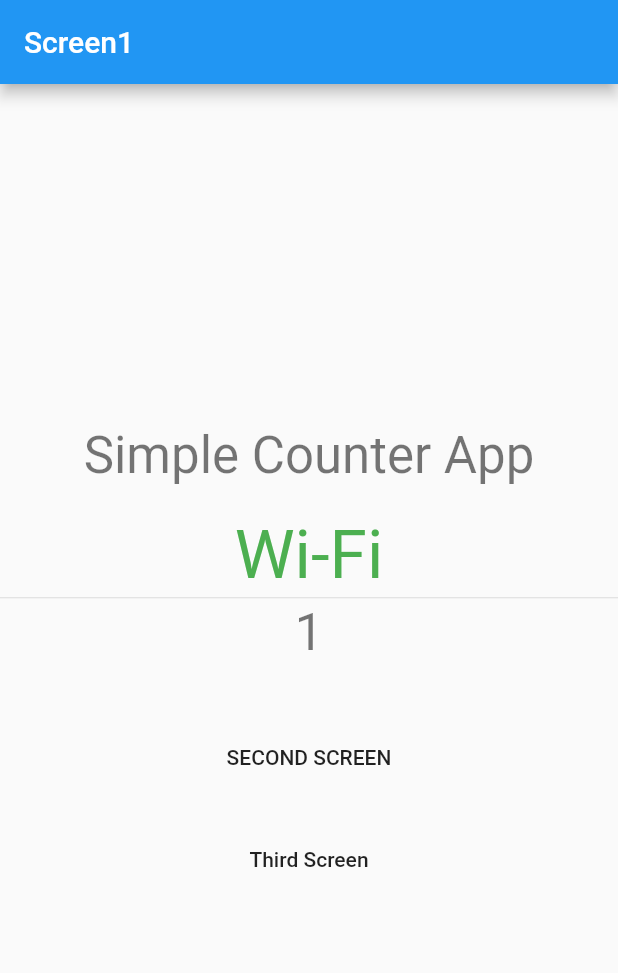
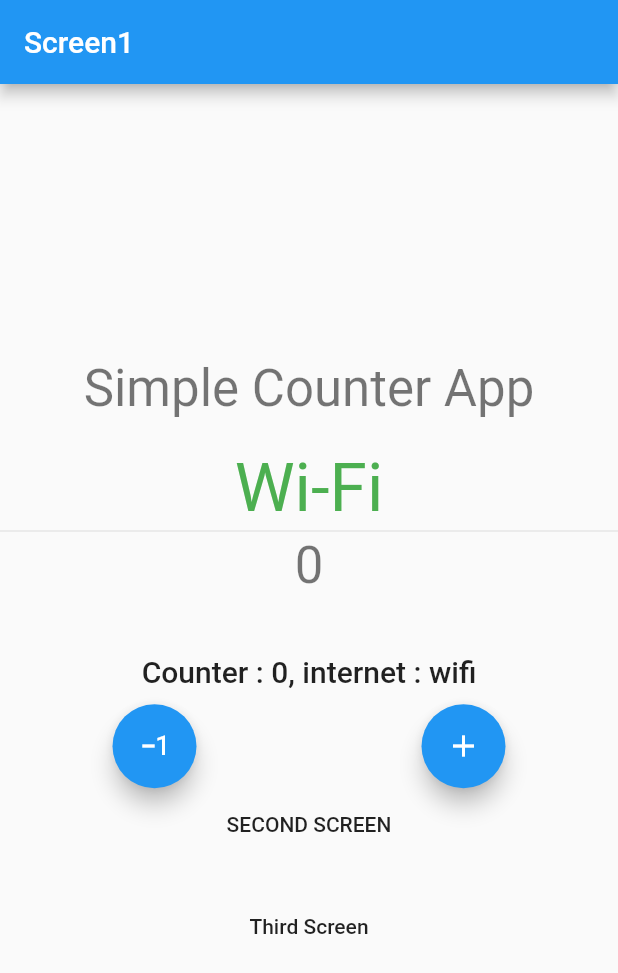
Before and after one commit to Kakaranara/bloc_qweqwe, a Flutter app: the screen it shows after launch, on a phone screen of 412 x 824 dp. Shown: the top 973 px of the screen. Run offline on Flutter 3.47's test engine with Material 2 defaults, Android fonts, the phone set to English and light mode, and no system bars; our stand-ins replace bloc, connectivity_plus, flutter_bloc.

Commit message:
adding context.watch (learning purpose)  + deleting provider from generated route (no longer used, because there's global scope provider wrapped in material app)

```diff
--- a/lib/presentation/router/app_router.dart
+++ b/lib/presentation/router/app_router.dart
@@ -13,24 +13,15 @@ class AppRoute {
       case '/':
         return MaterialPageRoute(
             builder: (_) =>
-                BlocProvider.value(
-                  value: _counterCubit,
-                  child: const Screen1(title: "Screen1", color: Colors.blueAccent),
-                ));
+                const Screen1(title: "Screen1", color: Colors.blueAccent));
       case '/screen2':
         return MaterialPageRoute(
             builder: (_) =>
-                BlocProvider.value(
-                  value: _counterCubit,
-                  child: const Screen2(title: "Screen2", color: Colors.yellowAccent),
-                ));
+                const Screen2(title: "Screen2", color: Colors.yellowAccent));
       case '/screen3':
         return MaterialPageRoute(
             builder: (_) =>
-                BlocProvider.value(
-                  value: _counterCubit,
-                  child: const Screen3(title: "Screen3", color: Colors.redAccent),
-                ));
+                const Screen3(title: "Screen3", color: Colors.redAccent));
       default:
         return null;
     }
--- a/lib/presentation/screen/screen1.dart
+++ b/lib/presentation/screen/screen1.dart
@@ -1,10 +1,13 @@
 import 'dart:developer';
 
+import 'package:bloc_qweqwe/constant/enums.dart';
 import 'package:bloc_qweqwe/logic/cubit/counter_cubit.dart';
 import 'package:bloc_qweqwe/presentation/screen/screen2.dart';
 import 'package:flutter/material.dart';
 import 'package:flutter_bloc/flutter_bloc.dart';
 
+import '../../constant/enums.dart';
+import '../../constant/enums.dart';
 import '../../constant/enums.dart';
 import '../../logic/cubit/internet_cubit.dart';
 
@@ -17,19 +20,7 @@ class Screen1 extends StatelessWidget {
   @override
   Widget build(BuildContext context) {
     print("build context screen 1 : $context");
-    return BlocListener<InternetCubit, InternetState>(
-      listener: (context, state) {
-        if (state is InternetConnected &&
-            state.connectionType == ConnectionType.wifi) {
-          // context.watch<CounterCubit>().increment();
-          BlocProvider.of<CounterCubit>(context).increment();
-        } else if (state is InternetConnected &&
-            state.connectionType == ConnectionType.mobile) {
-          // context.watch<CounterCubit>().decrement();
-          BlocProvider.of<CounterCubit>(context).decrement();
-        }
-      },
-      child: Scaffold(
+    return Scaffold(
       appBar: AppBar(
         title: Text(title),
       ),
@@ -95,27 +86,44 @@ class Screen1 extends StatelessWidget {
             const SizedBox(
               height: 40,
             ),
-              // Row(
-              //   mainAxisAlignment: MainAxisAlignment.start,
-              //   children: [
-              //     Expanded(
-              //         child: FloatingActionButton(
-              //       heroTag: "1",
-              //       onPressed: () {
-              //         BlocProvider.of<CounterCubit>(context).decrement();
-              //       },
-              //       child: const Icon(Icons.exposure_minus_1),
-              //     )),
-              //     Expanded(
-              //         child: FloatingActionButton(
-              //       heroTag: "2",
-              //       onPressed: () {
-              //         BlocProvider.of<CounterCubit>(context).increment();
-              //       },
-              //       child: const Icon(Icons.add),
-              //     )),
-              //   ],
-              // ),
+
+            Builder(
+              builder: (context) {
+                final style = Theme.of(context).textTheme.headline6;
+                final connectivity = context.watch<InternetCubit>().state;
+                final counter = context.watch<CounterCubit>().state;
+                if(connectivity is InternetConnected && connectivity.connectionType == ConnectionType.wifi){
+                  return Text("Counter : ${counter.counter}, internet : wifi", style: style,);
+                }
+                return Text("counter : ${counter.counter}, internet : Unknown", style: style,);
+              }
+            ),
+
+            const SizedBox(
+              height: 10,
+            ),
+
+            Row(
+              mainAxisAlignment: MainAxisAlignment.start,
+              children: [
+                Expanded(
+                    child: FloatingActionButton(
+                  heroTag: "1",
+                  onPressed: () {
+                    BlocProvider.of<CounterCubit>(context).decrement();
+                  },
+                  child: const Icon(Icons.exposure_minus_1),
+                )),
+                Expanded(
+                    child: FloatingActionButton(
+                  heroTag: "2",
+                  onPressed: () {
+                    BlocProvider.of<CounterCubit>(context).increment();
+                  },
+                  child: const Icon(Icons.add),
+                )),
+              ],
+            ),
             MaterialButton(
               onPressed: () {
                 Navigator.of(context).pushNamed("/screen2");
@@ -134,7 +142,6 @@ class Screen1 extends StatelessWidget {
           ],
         ),
       ),
-      ),
     );
   }
 }
```
Lines whose indentation alone changed are shown as unchanged.
